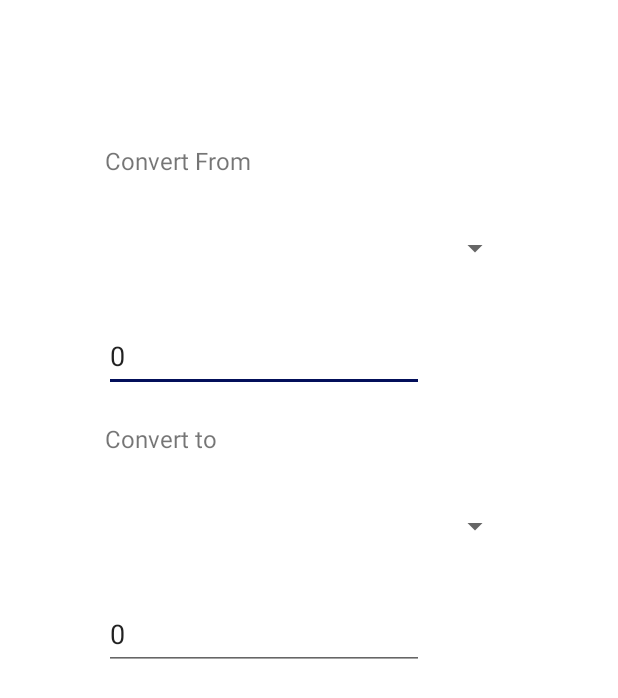
After one commit to ievoms/App-dev-money-tracking, an Android app: the Convert_currency_activity screen opened directly, with no data from a screen before it, on a phone screen of 412 x 824 dp. The commit adds this screen. Shown: the top 698 px of the screen. Run offline under Robolectric (Android 15) with nearby library versions, the phone set to English and light mode, and no system bars.

Commit message:
Currency converter changes

```diff
--- a/app/src/main/AndroidManifest.xml
+++ b/app/src/main/AndroidManifest.xml
@@ -13,14 +13,8 @@
         android:supportsRtl="true"
         android:theme="@style/Theme.App_dev_money_tracking">
         <activity
-            android:name=".LoginActivity"
-            android:exported="true">
-
-            <intent-filter>
-                <action android:name="android.intent.action.MAIN" />
-                <category android:name="android.intent.category.LAUNCHER" />
-            </intent-filter>
-        </activity>
+            android:name=".Convert_currency_activity"
+            android:exported="false" />
         <activity
             android:name=".CategoriesActivity"
             android:exported="true"
@@ -36,7 +30,15 @@
         <activity
             android:name=".SignUpActivity"
             android:exported="true" />
+        <activity
+            android:name=".LoginActivity"
+            android:exported="true">
+            <intent-filter>
+                <action android:name="android.intent.action.MAIN" />
 
+                <category android:name="android.intent.category.LAUNCHER" />
+            </intent-filter>
+        </activity>
         <activity
             android:name=".MainActivity"
             android:exported="true" />
--- /dev/null
+++ b/app/src/main/java/com/example/app_dev_money_tracking/Convert_currency_activity.java
@@ -0,0 +1,18 @@
+package com.example.app_dev_money_tracking;
+
+import androidx.appcompat.app.AppCompatActivity;
+
+import android.os.Bundle;
+
+public class Convert_currency_activity extends AppCompatActivity
+{
+
+    @Override
+    protected void onCreate(Bundle savedInstanceState)
+    {
+        super.onCreate(savedInstanceState);
+        setContentView(R.layout.activity_convert_currency);
+
+
+    }
+}
--- a/app/src/main/java/com/example/app_dev_money_tracking/Currency_conversion_data.java
+++ b/app/src/main/java/com/example/app_dev_money_tracking/Currency_conversion_data.java
@@ -2,6 +2,7 @@ package com.example.app_dev_money_tracking;
 
 import android.content.Context;
 import android.os.AsyncTask;
+import android.os.Handler;
 
 import org.json.JSONException;
 import org.json.JSONObject;
@@ -29,30 +30,18 @@ class Currency_conversion_data
     LoadingDialog ldialog;
     Context ctx;
 
-//    double rate;
-//    Currency_conversion_data singleton;
-
-//    public Currency_conversion_data instanciate(String codeFrom, String codeTo)
-//    {
-//        if (singleton == null) {
-//            return singleton = new Currency_conversion_data(codeFrom, codeTo);
-//        } else {
-//            return singleton;
-//        }
-//    }
-
     private class get_data_async extends AsyncTask<String, String, String>
     {
+
         @Override
         protected String doInBackground(String... strings)
         {
-            Currency_conversion_data curr = new Currency_conversion_data(ctx);
-            String String2Json = curr.http_call(url_to_execute);
+            String String2Json = Currency_conversion_data.http_call(url_to_execute);
             return String2Json;
         }
     }
 
-    public Currency_conversion_data(Context ctx)
+    public Currency_conversion_data( Context ctx )
     {
         this.ctx = ctx;
         ldialog = new LoadingDialog(ctx);
@@ -74,25 +63,22 @@ class Currency_conversion_data
             try {
                 jsonObject = new JSONObject(js);
             } catch (JSONException e) {
-                ldialog.dismiss();
                 e.printStackTrace();
             }
             try {
                 double a = jsonObject.getDouble("result");
                 res = a;
             } catch (JSONException e) {
-                ldialog.dismiss();
                 e.printStackTrace();
             }
         } catch (ExecutionException | InterruptedException e) {
-            ldialog.dismiss();
             e.printStackTrace();
         }
         ldialog.dismiss();
         return res;
     }
 
-    public String http_call(String api_url)
+    public static String http_call(String api_url)
     {
         String result = null;
         try {
@@ -112,7 +98,7 @@ class Currency_conversion_data
         return result;
     }
 
-    private String stream_toString(InputStream inputStream)
+    private static String stream_toString(InputStream inputStream)
     {
         BufferedReader reader = new BufferedReader(new InputStreamReader(inputStream));
         StringBuilder builder = new StringBuilder();
--- a/app/src/main/java/com/example/app_dev_money_tracking/Home_activity.java
+++ b/app/src/main/java/com/example/app_dev_money_tracking/Home_activity.java
@@ -74,7 +74,7 @@ public class Home_activity extends AppCompatActivity {
         }
         set_record_data();
         setAdapters();
-        Currency_conversion_data curr = new Currency_conversion_data(getApplicationContext());
+        Currency_conversion_data curr = new Currency_conversion_data(Home_activity.this);
         String currency = user_settings.get_currency();
         double rate = curr.convert(currency, "EUR", 1.0);
 
--- /dev/null
+++ b/app/src/main/res/layout/activity_convert_currency.xml
@@ -0,0 +1,80 @@
+<?xml version="1.0" encoding="utf-8"?>
+<androidx.constraintlayout.widget.ConstraintLayout xmlns:android="http://schemas.android.com/apk/res/android"
+    xmlns:app="http://schemas.android.com/apk/res-auto"
+    xmlns:tools="http://schemas.android.com/tools"
+    android:layout_width="match_parent"
+    android:layout_height="match_parent"
+    tools:context=".Convert_currency_activity">
+
+    <Spinner
+        android:id="@+id/DD_cur_from"
+        android:layout_width="270dp"
+        android:layout_height="55dp"
+        android:layout_marginTop="20dp"
+        app:layout_constraintEnd_toEndOf="parent"
+        app:layout_constraintHorizontal_bias="0.496"
+        app:layout_constraintStart_toStartOf="parent"
+        app:layout_constraintTop_toBottomOf="@+id/textView" />
+
+    <Spinner
+        android:id="@+id/DD_cur_to"
+        android:layout_width="270dp"
+        android:layout_height="55dp"
+        android:layout_marginTop="20dp"
+        app:layout_constraintEnd_toEndOf="parent"
+        app:layout_constraintHorizontal_bias="0.496"
+        app:layout_constraintStart_toStartOf="parent"
+        app:layout_constraintTop_toBottomOf="@+id/textView2" />
+
+    <EditText
+        android:id="@+id/Txt_conv_from"
+        android:layout_width="wrap_content"
+        android:layout_height="wrap_content"
+        android:layout_marginTop="20dp"
+        android:ems="10"
+        android:inputType="number"
+        android:minHeight="48dp"
+        android:text="0"
+        app:layout_constraintEnd_toEndOf="parent"
+        app:layout_constraintHorizontal_bias="0.348"
+        app:layout_constraintStart_toStartOf="parent"
+        app:layout_constraintTop_toBottomOf="@+id/DD_cur_from" />
+
+    <EditText
+        android:id="@+id/Txt_conv_to"
+        android:layout_width="wrap_content"
+        android:layout_height="wrap_content"
+        android:layout_marginTop="20dp"
+        android:ems="10"
+        android:inputType="number"
+        android:minHeight="48dp"
+        android:text="0"
+        app:layout_constraintEnd_toEndOf="parent"
+        app:layout_constraintHorizontal_bias="0.348"
+        app:layout_constraintStart_toStartOf="parent"
+        app:layout_constraintTop_toBottomOf="@+id/DD_cur_to" />
+
+    <TextView
+        android:id="@+id/textView"
+        android:layout_width="wrap_content"
+        android:layout_height="wrap_content"
+        android:layout_marginTop="96dp"
+        android:text="Convert From"
+        android:textSize="16sp"
+        app:layout_constraintEnd_toEndOf="parent"
+        app:layout_constraintHorizontal_bias="0.222"
+        app:layout_constraintStart_toStartOf="parent"
+        app:layout_constraintTop_toTopOf="parent" />
+
+    <TextView
+        android:id="@+id/textView2"
+        android:layout_width="wrap_content"
+        android:layout_height="wrap_content"
+        android:layout_marginTop="20dp"
+        android:text="Convert to"
+        android:textSize="16sp"
+        app:layout_constraintEnd_toEndOf="parent"
+        app:layout_constraintHorizontal_bias="0.207"
+        app:layout_constraintStart_toStartOf="parent"
+        app:layout_constraintTop_toBottomOf="@+id/Txt_conv_from" />
+</androidx.constraintlayout.widget.ConstraintLayout>
--- a/app/src/main/res/values/strings.xml
+++ b/app/src/main/res/values/strings.xml
@@ -1,8 +1,19 @@
 <resources>
     <string name="app_name">App_dev_money_tracking</string>
-
     <string name="navigation_drawer_open">Open navigation drawer</string>
     <string name="navigation_drawer_close">Close navigation drawer</string>
+    <string-array name="currency">
+        <item>EUR</item>
+        <item>USD</item>
+        <item>JPY</item>
+        <item>GBP</item>
+        <item>AUD</item>
+        <item>CAD</item>
+        <item>CHF</item>
+        <item>CNH</item>
+        <item>HKD</item>
+        <item>NZD</item>
+    </string-array>
     <!-- TODO: Remove or change this placeholder text -->
     <string name="hello_blank_fragment">Hello blank fragment</string>
 </resources>
```
